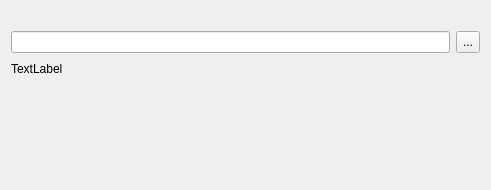
Before: the Qt Designer form Installer/packages/Spotify Downloader/meta/targetwidget.ui in WilliamSchack/Spotify-Downloader, drawn with Qt 5.
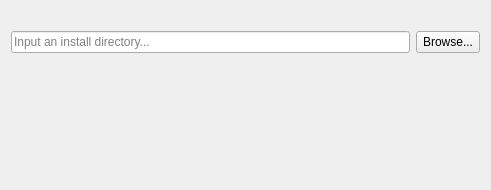
After: the same form once the commit is applied.

Patch:
```diff
--- a/Installer/packages/Spotify Downloader/meta/targetwidget.ui
+++ b/Installer/packages/Spotify Downloader/meta/targetwidget.ui
@@ -38,7 +38,10 @@
      <item>
       <widget class="QLineEdit" name="targetDirectory">
        <property name="readOnly">
-        <bool>true</bool>
+        <bool>false</bool>
+       </property>
+       <property name="placeholderText">
+        <string>Input an install directory...</string>
        </property>
       </widget>
      </item>
@@ -57,7 +60,7 @@
         </size>
        </property>
        <property name="text">
-        <string>...</string>
+        <string>Browse...</string>
        </property>
       </widget>
      </item>
@@ -73,8 +76,11 @@
        <property name="enabled">
         <bool>true</bool>
        </property>
+       <property name="styleSheet">
+        <string notr="true">color: red;</string>
+       </property>
        <property name="text">
-        <string>TextLabel</string>
+        <string/>
        </property>
       </widget>
      </item>
```
